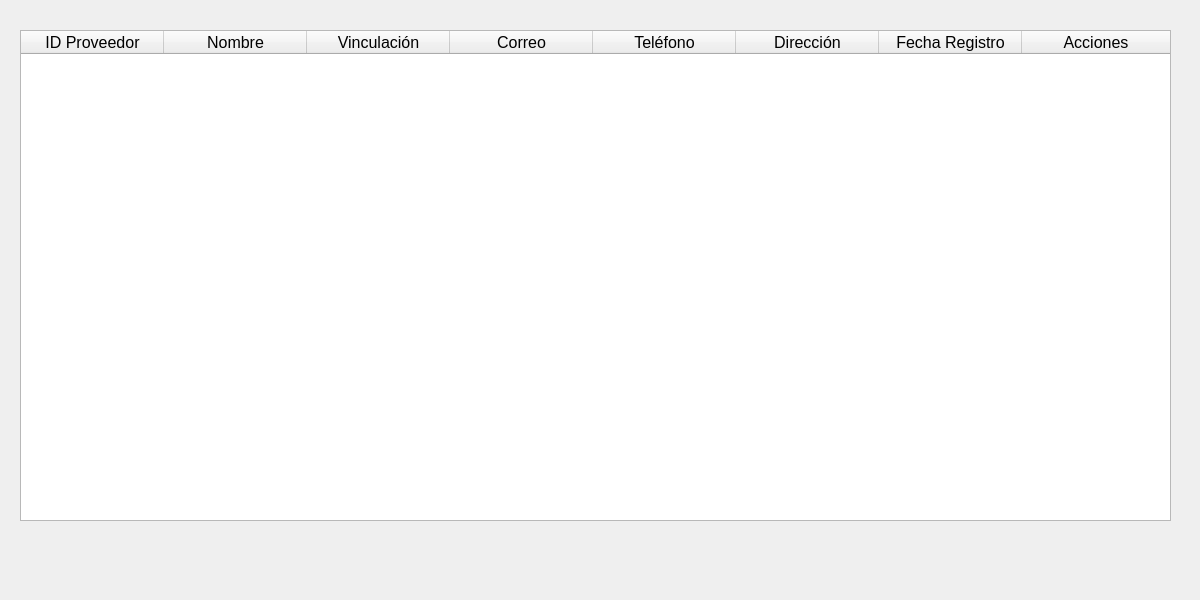
Before: the Qt Designer form proveedores/con_Edi_Eli_Proveedor.ui in Frakinatra/topicos-desarollo, drawn with Qt 5.
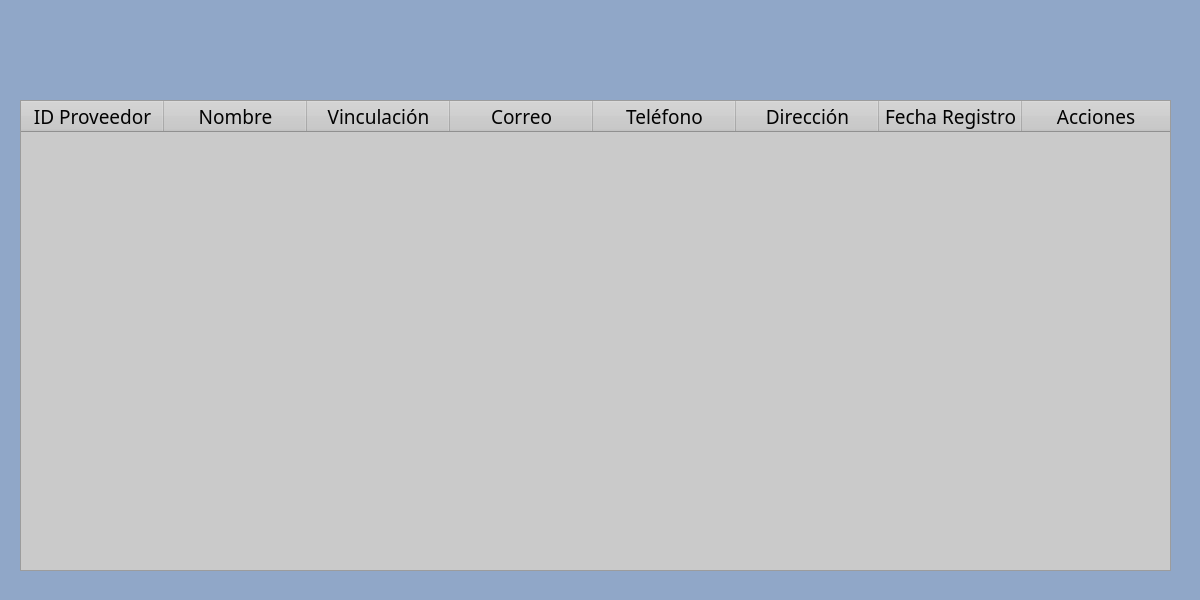
After: the same form once the commit is applied. Icons and pictures are not drawn.

```diff
--- a/proveedores/con_Edi_Eli_Proveedor.ui
+++ b/proveedores/con_Edi_Eli_Proveedor.ui
@@ -13,20 +13,45 @@
   <property name="windowTitle">
    <string>Consultar/Editar/Eliminar Proveedores</string>
   </property>
+  <widget class="QFrame" name="frame">
+   <property name="geometry">
+    <rect>
+     <x>0</x>
+     <y>0</y>
+     <width>1200</width>
+     <height>600</height>
+    </rect>
+   </property>
+   <property name="font">
+    <font>
+     <family>Arial Rounded MT Bold</family>
+     <pointsize>16</pointsize>
+    </font>
+   </property>
+   <property name="styleSheet">
+    <string notr="true">color: rgb(2, 2, 2);
+background-color: qlineargradient(spread:pad, x1:0, y1:0, x2:0, y2:1, stop:0 rgba(255, 0, 0, 255), stop:0.339795 rgba(255, 0, 0, 255), stop:0.339799 rgba(255, 255, 255, 255), stop:0.662444 rgba(255, 255, 255, 255), stop:0.662469 rgba(0, 0, 255, 255), stop:1 rgba(0, 0, 255, 255));
+background-color: rgb(144, 167, 200);</string>
+   </property>
   <widget class="QTableWidget" name="tableWidgetProveedores">
    <property name="geometry">
     <rect>
      <x>20</x>
-     <y>30</y>
+      <y>100</y>
      <width>1151</width>
-     <height>491</height>
+      <height>471</height>
     </rect>
    </property>
    <property name="font">
     <font>
-     <pointsize>12</pointsize>
-    </font>
-   </property>
+      <family>Arial Rounded MT Bold</family>
+      <pointsize>14</pointsize>
+     </font>
+    </property>
+    <property name="styleSheet">
+     <string notr="true">background-color: rgb(202, 202, 202);
+</string>
+    </property>
    <attribute name="horizontalHeaderCascadingSectionResizes">
     <bool>true</bool>
    </attribute>
@@ -49,42 +74,187 @@
     <property name="text">
      <string>ID Proveedor</string>
     </property>
+     <property name="font">
+      <font>
+       <family>Arial Rounded MT Bold</family>
+       <pointsize>14</pointsize>
+      </font>
+     </property>
+     <property name="background">
+      <color>
+       <red>255</red>
+       <green>255</green>
+       <blue>255</blue>
+      </color>
+     </property>
    </column>
    <column>
     <property name="text">
      <string>Nombre</string>
     </property>
+     <property name="font">
+      <font>
+       <family>Arial Rounded MT Bold</family>
+       <pointsize>14</pointsize>
+      </font>
+     </property>
+     <property name="background">
+      <color>
+       <red>255</red>
+       <green>255</green>
+       <blue>255</blue>
+      </color>
+     </property>
    </column>
    <column>
     <property name="text">
      <string>Vinculación</string>
     </property>
+     <property name="font">
+      <font>
+       <family>Arial Rounded MT Bold</family>
+       <pointsize>14</pointsize>
+      </font>
+     </property>
+     <property name="background">
+      <color>
+       <red>255</red>
+       <green>255</green>
+       <blue>255</blue>
+      </color>
+     </property>
    </column>
    <column>
     <property name="text">
      <string>Correo</string>
     </property>
+     <property name="font">
+      <font>
+       <family>Arial Rounded MT Bold</family>
+       <pointsize>14</pointsize>
+      </font>
+     </property>
+     <property name="background">
+      <color>
+       <red>255</red>
+       <green>255</green>
+       <blue>255</blue>
+      </color>
+     </property>
    </column>
    <column>
     <property name="text">
      <string>Teléfono</string>
     </property>
+     <property name="font">
+      <font>
+       <family>Arial Rounded MT Bold</family>
+       <pointsize>14</pointsize>
+      </font>
+     </property>
+     <property name="background">
+      <color>
+       <red>255</red>
+       <green>255</green>
+       <blue>255</blue>
+      </color>
+     </property>
    </column>
    <column>
     <property name="text">
      <string>Dirección</string>
     </property>
+     <property name="font">
+      <font>
+       <family>Arial Rounded MT Bold</family>
+       <pointsize>14</pointsize>
+      </font>
+     </property>
+     <property name="background">
+      <color>
+       <red>255</red>
+       <green>255</green>
+       <blue>255</blue>
+      </color>
+     </property>
    </column>
    <column>
     <property name="text">
      <string>Fecha Registro</string>
     </property>
+     <property name="font">
+      <font>
+       <family>Arial Rounded MT Bold</family>
+       <pointsize>14</pointsize>
+      </font>
+     </property>
+     <property name="background">
+      <color>
+       <red>255</red>
+       <green>255</green>
+       <blue>255</blue>
+      </color>
+     </property>
    </column>
    <column>
     <property name="text">
      <string>Acciones</string>
     </property>
-   </column>
+     <property name="font">
+      <font>
+       <family>Arial Rounded MT Bold</family>
+       <pointsize>14</pointsize>
+      </font>
+     </property>
+     <property name="background">
+      <color>
+       <red>255</red>
+       <green>255</green>
+       <blue>255</blue>
+      </color>
+     </property>
+    </column>
+   </widget>
+   <widget class="QLabel" name="regresar">
+    <property name="geometry">
+     <rect>
+      <x>0</x>
+      <y>0</y>
+      <width>90</width>
+      <height>90</height>
+     </rect>
+    </property>
+    <property name="font">
+     <font>
+      <family>Arial Rounded MT Bold</family>
+      <pointsize>16</pointsize>
+     </font>
+    </property>
+    <property name="styleSheet">
+     <string>
+        QLabel {
+            font-family: &quot;Arial Rounded MT Bold&quot;;
+            font-size: 16pt;
+            border-radius: 10px;
+        }
+        QLabel:hover {
+            background-color: #ccc;
+        }
+        QLabel:pressed {
+            background-color: #aaa;
+        }
+     </string>
+    </property>
+    <property name="text">
+     <string/>
+    </property>
+    <property name="pixmap">
+     <pixmap>../flecha.png</pixmap>
+    </property>
+    <property name="scaledContents">
+     <bool>true</bool>
+    </property>
+   </widget>
   </widget>
  </widget>
  <resources/>
```
Lines whose indentation alone changed are shown as unchanged.
